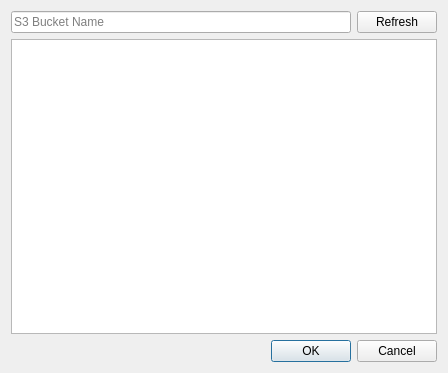
Above: Source/ui_unix/Qt_ui/s3filebrowser.ui from jpd002/Play- before the change. Below: the same form after it.
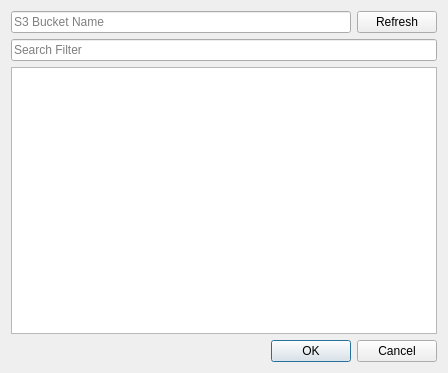
That is the form after the change.

Commit message: Add search filter.

```diff
--- a/Source/ui_unix/Qt_ui/s3filebrowser.ui
+++ b/Source/ui_unix/Qt_ui/s3filebrowser.ui
@@ -32,6 +32,13 @@
      </item>
     </layout>
    </item>
+   <item>
+    <widget class="QLineEdit" name="searchFilterEdit">
+     <property name="placeholderText">
+      <string>Search Filter</string>
+     </property>
+    </widget>
+   </item>
    <item>
     <widget class="QListWidget" name="objectList"/>
    </item>
```
Left out of the diff: 16 changed lines with no effect on the pictures. The commit also changes 2 other files.
